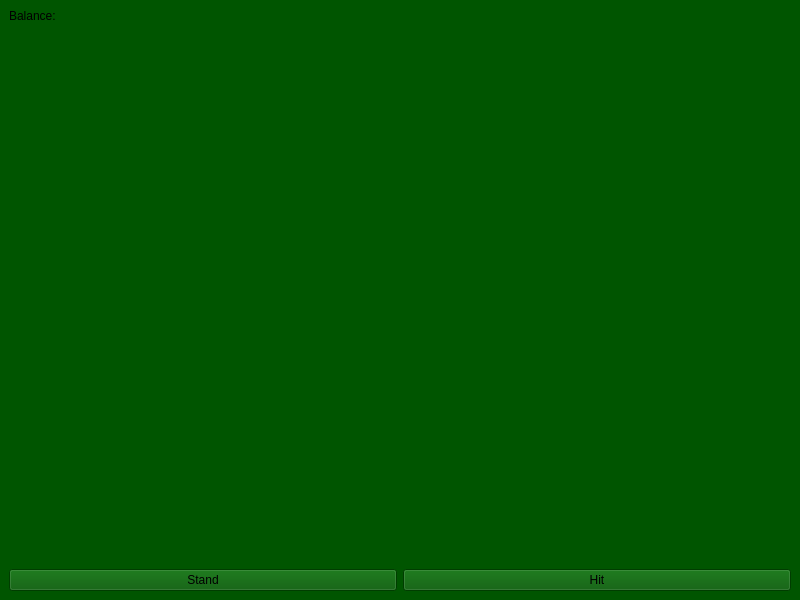
Old version of the form mainwindow.ui in the repository miikeGit/Blackjack.
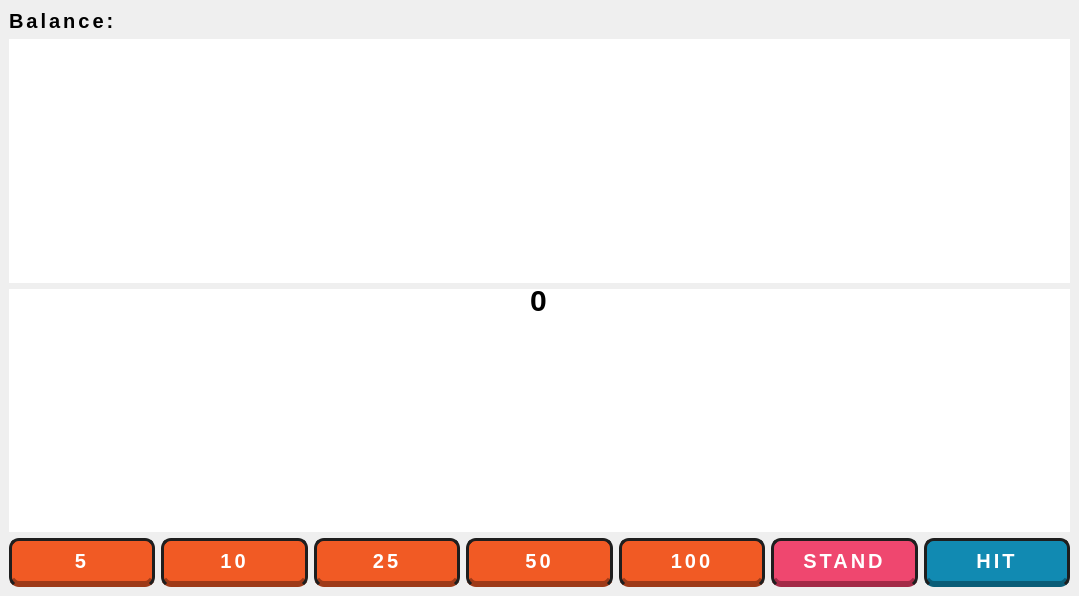
New version of the form.

Commit message: redesign UI; add new font; add bet popup label

The edit to the form file:
```diff
--- a/mainwindow.ui
+++ b/mainwindow.ui
@@ -6,77 +6,121 @@
    <rect>
     <x>0</x>
     <y>0</y>
-    <width>800</width>
-    <height>600</height>
+    <width>1079</width>
+    <height>596</height>
    </rect>
   </property>
-  <property name="minimumSize">
-   <size>
-    <width>600</width>
-    <height>500</height>
-   </size>
-  </property>
   <property name="windowTitle">
    <string>MainWindow</string>
   </property>
   <property name="styleSheet">
-   <string notr="true">background-color: rgb(0, 85, 0);</string>
+   <string notr="true">
+    QLabel { font-family: &quot;balatro&quot;; font-weight: bold; font-size: 20px; letter-spacing: 3px; }
+    QPushButton {
+        background-color: #f15a24; color: white; font-family: &quot;balatro&quot;;
+        font-weight: bold; font-size: 20px; letter-spacing: 3px;
+        border: 3px solid #1e1e1e; border-radius: 10px; padding: 8px 16px;
+        border-bottom: 6px solid #9e3a18;
+    }
+    QPushButton:pressed { border-bottom: 2px solid #9e3a18; margin-top: 4px; }
+    QPushButton#standButton { background-color: #ef476f; border-bottom: 6px solid #a32a47; }
+    QPushButton#hitButton { background-color: #118ab2; border-bottom: 6px solid #0a5d78; }
+    #BetSize { font-size: 30px; }
+   </string>
   </property>
   <widget class="QWidget" name="centralwidget">
-   <layout class="QVBoxLayout" name="verticalLayout">
-    <item>
+   <layout class="QGridLayout" name="gridLayout">
+    <item row="0" column="0">
      <widget class="QLabel" name="balance">
       <property name="text">
        <string>Balance:</string>
       </property>
      </widget>
     </item>
-    <item>
+    <item row="2" column="0">
      <widget class="QGraphicsView" name="dealerHand">
       <property name="frameShape">
        <enum>QFrame::Shape::NoFrame</enum>
       </property>
-      <property name="frameShadow">
-       <enum>QFrame::Shadow::Plain</enum>
-      </property>
-      <property name="lineWidth">
-       <number>0</number>
-      </property>
      </widget>
     </item>
-    <item>
+    <item row="4" column="0">
      <widget class="QGraphicsView" name="playerHand">
       <property name="frameShape">
        <enum>QFrame::Shape::NoFrame</enum>
       </property>
-      <property name="frameShadow">
-       <enum>QFrame::Shadow::Plain</enum>
-      </property>
-      <property name="lineWidth">
-       <number>0</number>
-      </property>
      </widget>
     </item>
-    <item>
+    <item row="5" column="0">
      <layout class="QHBoxLayout" name="playerButtons">
+      <item>
+       <widget class="QPushButton" name="bet5Button">
+        <property name="text">
+         <string>5</string>
+        </property>
+       </widget>
+      </item>
+      <item>
+       <widget class="QPushButton" name="bet10Button">
+        <property name="text">
+         <string>10</string>
+        </property>
+       </widget>
+      </item>
+      <item>
+       <widget class="QPushButton" name="bet25Button">
+        <property name="text">
+         <string>25</string>
+        </property>
+       </widget>
+      </item>
+      <item>
+       <widget class="QPushButton" name="bet50Button">
+        <property name="text">
+         <string>50</string>
+        </property>
+       </widget>
+      </item>
+      <item>
+       <widget class="QPushButton" name="bet100Button">
+        <property name="text">
+         <string>100</string>
+        </property>
+       </widget>
+      </item>
       <item>
        <widget class="QPushButton" name="standButton">
         <property name="text">
-         <string>Stand</string>
+         <string>STAND</string>
         </property>
        </widget>
       </item>
       <item>
        <widget class="QPushButton" name="hitButton">
         <property name="text">
-         <string>Hit</string>
+         <string>HIT</string>
         </property>
        </widget>
       </item>
      </layout>
     </item>
    </layout>
-   <zorder>dealerHand</zorder>
+   <widget class="QLabel" name="BetSize">
+    <property name="geometry">
+     <rect>
+      <x>440</x>
+      <y>250</y>
+      <width>200</width>
+      <height>100</height>
+     </rect>
+    </property>
+    <property name="text">
+     <string>0</string>
+    </property>
+    <property name="alignment">
+     <set>Qt::AlignmentFlag::AlignCenter</set>
+    </property>
+   </widget>
    <zorder>balance</zorder>
    <zorder>horizontalLayoutWidget</zorder>
    <zorder>playerHand</zorder>
```
Left out of the diff: 4 changed lines with no effect on the pictures. The commit also changes 7 other files.
